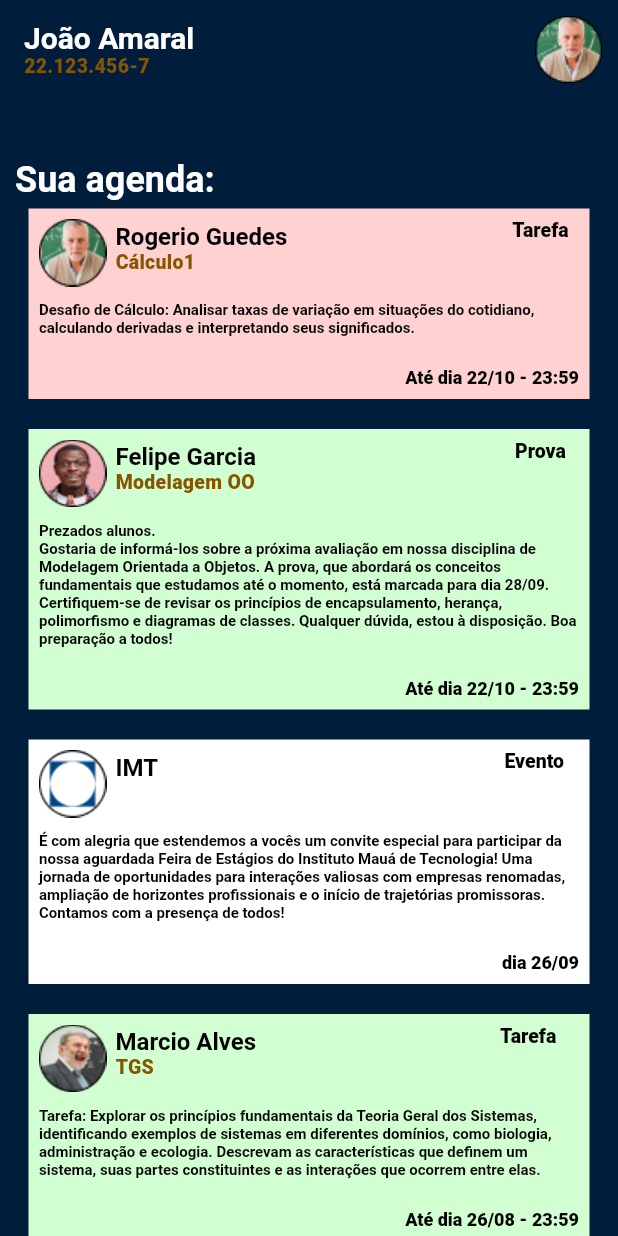
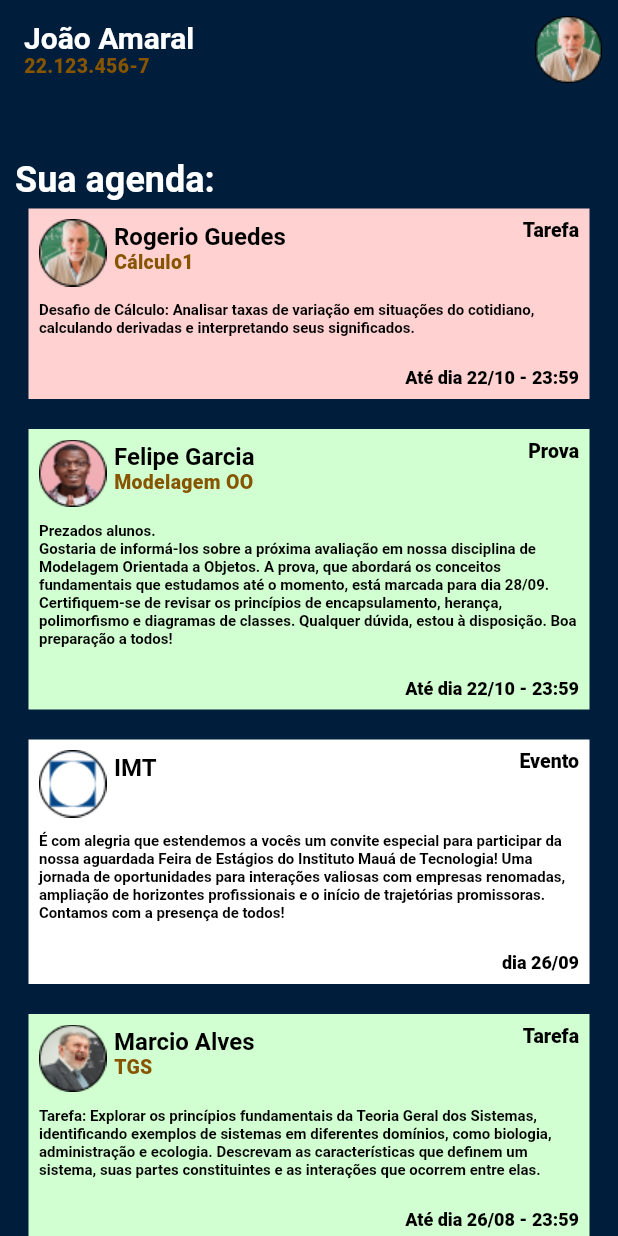
Before and after one commit to EnzoFavaro/Maua-Tasks, a Flutter app: the screen it shows after launch, on a phone screen of 412 x 824 dp. Run offline on Flutter 3.47's test engine with Material 2 defaults, Android fonts, the phone set to English and light mode, and no system bars; our stand-ins replace table_calendar; Roboto replaces fonts that are missing (Lato-Regular).

Commit message:
arrumando o widget task
Signed-off-by: Iago Aurichio <iagoaurichio39@gmail.com>

```diff
--- a/lib/pages/home.dart
+++ b/lib/pages/home.dart
@@ -64,13 +64,13 @@ class Home extends StatelessWidget {
            CardTask("Rogerio Guedes", "Tarefa", "Desafio de Cálculo: Analisar taxas de variação em situações do cotidiano, calculando derivadas e interpretando seus significados.", "Até dia 22/10 - 23:59", Color(0xffFFD1D1), 'assets/images/photoRogerio.png', '\nCálculo1'),
            Padding(
             padding: EdgeInsets.only(top: 20),
-            child: CardTask("Felipe Garcia", "       Prova", "Prezados alunos.\nGostaria de informá-los sobre a próxima avaliação em nossa disciplina de Modelagem Orientada a Objetos. A prova, que abordará os conceitos fundamentais que estudamos até o momento, está marcada para dia 28/09. Certifiquem-se de revisar os princípios de encapsulamento, herança, polimorfismo e diagramas de classes. Qualquer dúvida, estou à disposição. Boa preparação a todos!", "Até dia 22/10 - 23:59", Color(0xffD2FFD1), 'assets/images/photoFelipe.png', '\nModelagem OO')),
+            child: CardTask("Felipe Garcia", "Prova", "Prezados alunos.\nGostaria de informá-los sobre a próxima avaliação em nossa disciplina de Modelagem Orientada a Objetos. A prova, que abordará os conceitos fundamentais que estudamos até o momento, está marcada para dia 28/09. Certifiquem-se de revisar os princípios de encapsulamento, herança, polimorfismo e diagramas de classes. Qualquer dúvida, estou à disposição. Boa preparação a todos!", "Até dia 22/10 - 23:59", Color(0xffD2FFD1), 'assets/images/photoFelipe.png', '\nModelagem OO')),
             Padding(
             padding: EdgeInsets.only(top: 20),
-            child: CardTask("IMT", "                         Evento", "É com alegria que estendemos a vocês um convite especial para participar da nossa aguardada Feira de Estágios do Instituto Mauá de Tecnologia! Uma jornada de oportunidades para interações valiosas com empresas renomadas, ampliação de horizontes profissionais e o início de trajetórias promissoras. Contamos com a presença de todos!", "dia 26/09", Color(0xffFFFFFF), 'assets/images/logoimt.png', '')),
+            child: CardTask("IMT", "Evento", "É com alegria que estendemos a vocês um convite especial para participar da nossa aguardada Feira de Estágios do Instituto Mauá de Tecnologia! Uma jornada de oportunidades para interações valiosas com empresas renomadas, ampliação de horizontes profissionais e o início de trajetórias promissoras. Contamos com a presença de todos!", "dia 26/09", Color(0xffFFFFFF), 'assets/images/logoimt.png', '')),
             Padding(
             padding: EdgeInsets.only(top: 20),
-            child: CardTask("Marcio Alves", "    Tarefa", "Tarefa: Explorar os princípios fundamentais da Teoria Geral dos Sistemas, identificando exemplos de sistemas em diferentes domínios, como biologia, administração e ecologia. Descrevam as características que definem um sistema, suas partes constituintes e as interações que ocorrem entre elas.", "Até dia 26/08 - 23:59", Color(0xffD2FFD1), 'assets/images/photoMarcio.png', '\nTGS')),
+            child: CardTask("Marcio Alves", "Tarefa", "Tarefa: Explorar os princípios fundamentais da Teoria Geral dos Sistemas, identificando exemplos de sistemas em diferentes domínios, como biologia, administração e ecologia. Descrevam as características que definem um sistema, suas partes constituintes e as interações que ocorrem entre elas.", "Até dia 26/08 - 23:59", Color(0xffD2FFD1), 'assets/images/photoMarcio.png', '\nTGS')),
           //   const Padding(
           //   padding: EdgeInsets.only(top: 20),
           //   child: CardTask("Rogerio Guedes", "Tarefa", "É com alegria que estendemos a vocês um convite especial para participar da nossa aguardada Feira de Estágios do Instituto Mauá de Tecnologia! Uma jornada de oportunidades para interações valiosas com empresas renomadas, ampliação de horizontes profissionais e o início de trajetórias promissoras. Contamos com a presença de todos!", "Até dia 22/10 - 23:59", Color(0xffFFD1D1))),
--- a/lib/widgets/task.dart
+++ b/lib/widgets/task.dart
@@ -1,7 +1,5 @@
 import 'package:flutter/material.dart';
 import 'package:maua_tasks/pages/details.dart';
-import 'package:maua_tasks/pages/login.dart';
-import 'package:maua_tasks/pages/settings.dart';
 
 class CardTask extends StatelessWidget {
   final String nameTeacher;
@@ -36,7 +34,9 @@ class CardTask extends StatelessWidget {
               children: [
                 Image.asset(photo),
                 Padding(
-                  padding: const EdgeInsets.only(left: 6.0, top: 2.0),
+                  padding: const EdgeInsets.only(left: 5.0, top: 2.0),
+                  child: Container(
+                      alignment: Alignment.topLeft,
                       child: Text.rich(
                         TextSpan(
                           text: nameTeacher,
@@ -61,11 +61,10 @@ class CardTask extends StatelessWidget {
                             ),
                           ],
                         ),
+                      )),
                 ),
-                ),
-                Padding(
-                  padding: const EdgeInsets.only(left: 150),
-                  child: Text(
+                const Spacer(),
+                Text(
                   task,
                   style: const TextStyle(
                     fontFamily: 'Lato-Regular',
@@ -73,7 +72,6 @@ class CardTask extends StatelessWidget {
                     fontSize: 13.0,
                     color: Colors.black,
                     decoration: TextDecoration.none,
-                    ),
                   ),
                 ),
               ],
```
Also changed, not shown: 2 other files. Lines whose indentation alone changed are shown as unchanged.
